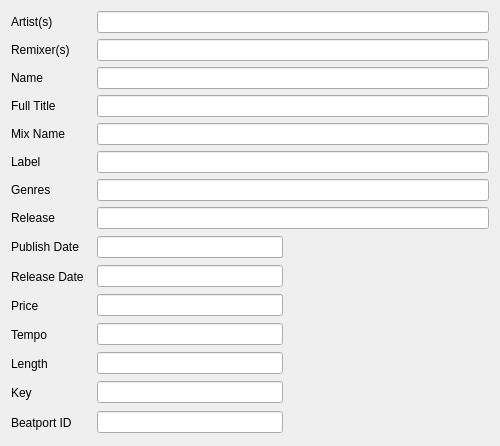
This is src/gui/trackinfosview.ui in alorence/tym as Qt 5 draws it before an edit. The edited form follows.
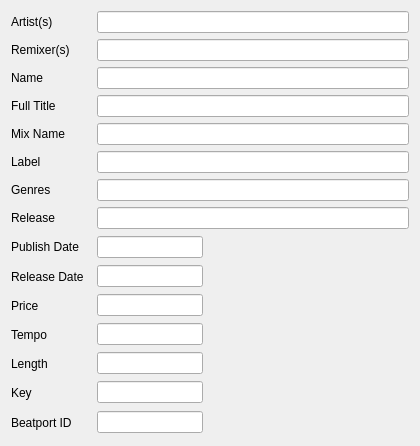
This is the edited form.

Commit message: (gui) Add a comboBox to select quickly some kind of files

The edit to the form file:
```diff
--- a/src/gui/trackinfosview.ui
+++ b/src/gui/trackinfosview.ui
@@ -6,7 +6,7 @@
    <rect>
     <x>0</x>
     <y>0</y>
-    <width>500</width>
+    <width>420</width>
     <height>430</height>
    </rect>
   </property>
```
The commit also changes 5 other files.
